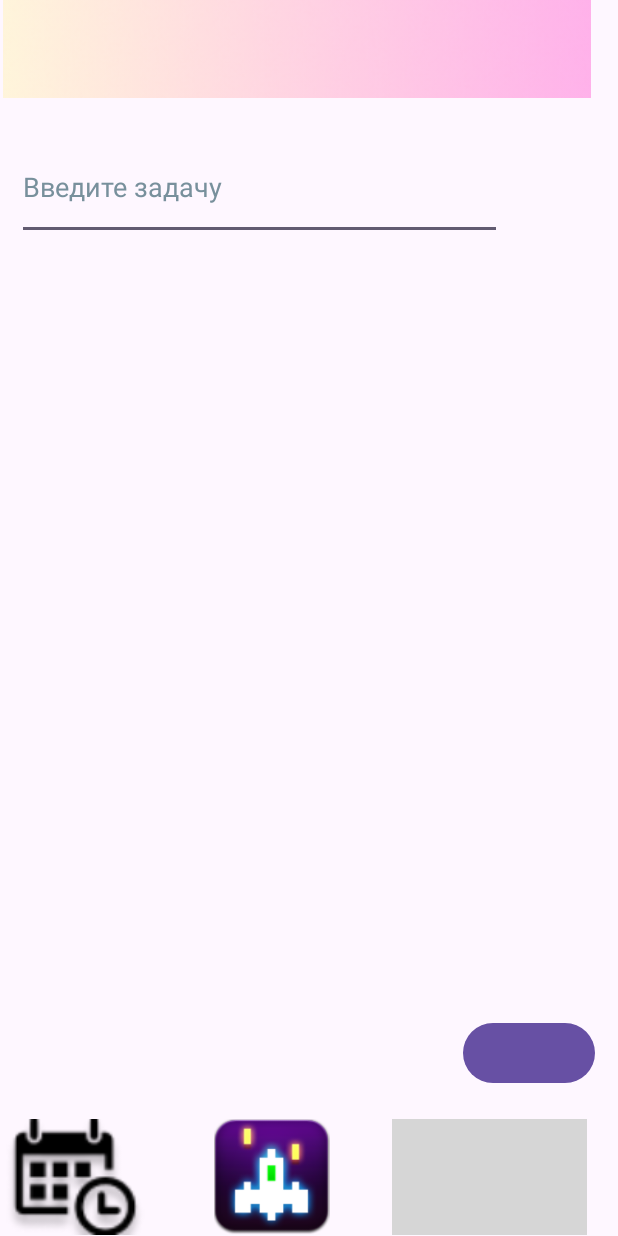
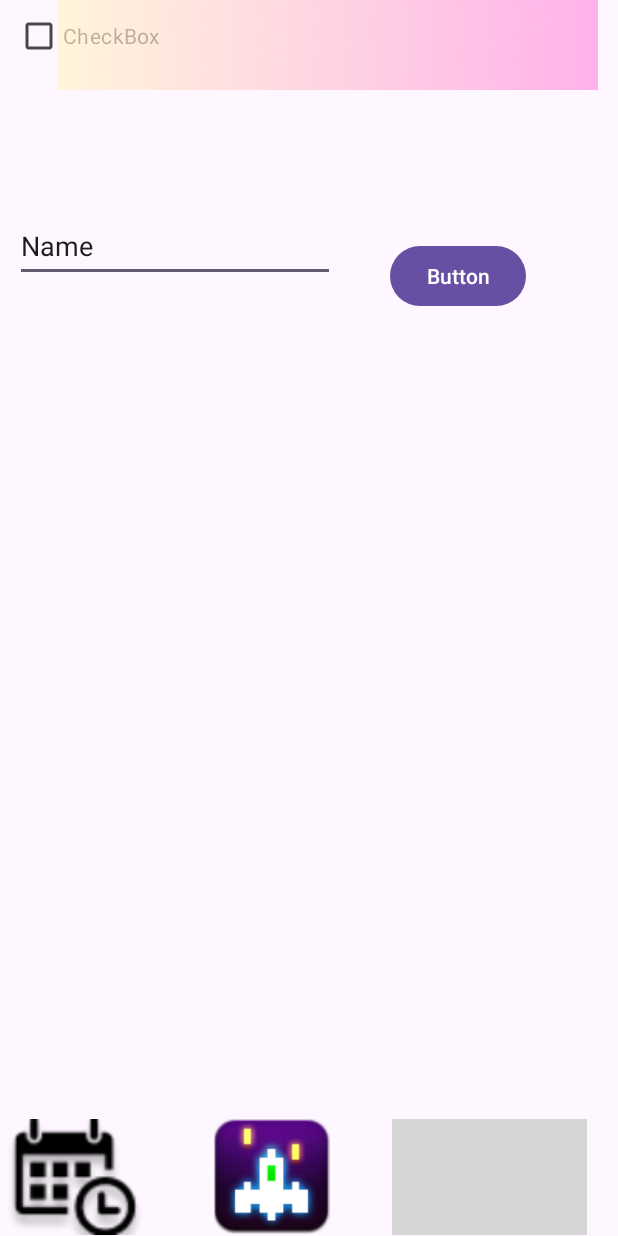
Before and after one commit to Diana3215/ProjectMIREA, an Android app: the screen it shows after launch (MainActivity), on a phone screen of 412 x 824 dp. Run offline under Robolectric (Android 15) with nearby library versions, the phone set to English and light mode, and no system bars; our stand-ins replace Firebase (no records; nobody signed in at launch, a user with empty details on screens opened directly); grey boxes are pictures that could not be loaded.

Commit message:
Firestore + Fragments

```diff
--- a/app/src/main/java/com/example/projectmirea/MainActivity.java
+++ b/app/src/main/java/com/example/projectmirea/MainActivity.java
@@ -1,11 +1,7 @@
 package com.example.projectmirea;
 
 import android.annotation.SuppressLint;
-import android.content.Intent;
 import android.os.Bundle;
-import android.widget.Button;
-import android.widget.CheckBox;
-import android.widget.EditText;
 import android.widget.ImageView;
 
 import androidx.activity.EdgeToEdge;
@@ -13,23 +9,22 @@ import androidx.appcompat.app.AppCompatActivity;
 import androidx.core.graphics.Insets;
 import androidx.core.view.ViewCompat;
 import androidx.core.view.WindowInsetsCompat;
-import androidx.recyclerview.widget.LinearLayoutManager;
-import androidx.recyclerview.widget.RecyclerView;
+import androidx.fragment.app.Fragment;
+import androidx.fragment.app.FragmentTransaction;
 
-import java.util.ArrayList;
-import java.util.List;
+import com.google.firebase.firestore.FirebaseFirestore;
 
 public class MainActivity extends AppCompatActivity {
 
     // ПЕРЕМЕННЫЕ
 
-
     private TaskAdapter adapter;
-    private List<Task> taskList;
-    private EditText editTextTask;
     public ImageView calendar;
     public  ImageView profile;
-    private CheckBox checkBox;
+    public  ImageView menu;
+
+    public MainActivity() {
+    }
 
     @SuppressLint({"MissingInflatedId", "WrongViewCast", "NotifyDataSetChanged"})
     @Override
@@ -45,63 +40,36 @@ public class MainActivity extends AppCompatActivity {
 
 
         //АЙДИШНИКИ
-        RecyclerView recyclerView = findViewById(R.id.recycler_view);
-        Button addButton = findViewById(R.id.taskbutton);
-        editTextTask = findViewById(R.id.edit_text_task);
         calendar = findViewById(R.id.calendar);
         profile = findViewById(R.id.profile);
+        menu = findViewById(R.id.menu);
         ProfilePoints UserProfile = new ProfilePoints();
-        CheckBox checkBox = findViewById(R.id.checkbox);
+        CalendarFragment1 calendarFragment1 = new CalendarFragment1();
+        TaskFragment taskFragment = new TaskFragment();
+
+        FirebaseFirestore db = ReminderFirestoreHelper.getInstance();
 
 
+        if (savedInstanceState == null) {
+            setNewFragment(taskFragment);
+        }
 
-
-        // создание списка с задачами
-        taskList = new ArrayList<>();
-        // Создание и установка адаптера
-        adapter = new TaskAdapter(taskList, this);
-        recyclerView.setLayoutManager(new LinearLayoutManager(this));
-        recyclerView.setAdapter(adapter);
-
-
-        addButton.setOnClickListener(v -> {
-            String taskText = editTextTask.getText().toString();
-            if(!taskText.isEmpty()){
-                Task newTask = new Task(taskText);
-                taskList.add(newTask);
-                adapter.notifyDataSetChanged();
-                editTextTask.setText("");
-            }
-            Task newTask = new Task("Новая задача");
-            taskList.add(newTask);
-            adapter.notifyDataSetChanged();
-        });
-
-        checkBox.setOnClickListener(v -> {
-            if (checkBox.isChecked()) {
-                UserProfile.addPoints(1);
-                Intent intent = new Intent(MainActivity.this, ProfileActivity.class);
-                intent.putExtra("progress", UserProfile.getPoints());
-                startActivity(intent);
-
-            }
-        });
-
-
-
-        calendar.setOnClickListener(v -> {
-            Intent intentCalendar = new Intent(MainActivity.this, CalendarActivity.class);
-            startActivity(intentCalendar);
-        });
-        profile.setOnClickListener(v -> {
-            Intent intent = new Intent(MainActivity.this, ProfileActivity.class);
-            startActivity(intent);
-        });
+        calendar.setOnClickListener(v -> setNewFragment(calendarFragment1));
+        menu.setOnClickListener(v -> setNewFragment(taskFragment));
 
 
     }
 
+    private void setNewFragment(Fragment fragment) {
+        FragmentTransaction ft = getSupportFragmentManager().beginTransaction();
+        ft.replace(R.id.framelayout, fragment);
+        ft.addToBackStack(null);
+        ft.commit();
+
     }
+
+}
+
 class ProfilePoints{
     public int points;
     public ProfilePoints(){
--- a/app/src/main/java/com/example/projectmirea/TaskAdapter.java
+++ b/app/src/main/java/com/example/projectmirea/TaskAdapter.java
@@ -15,11 +15,13 @@ import java.util.List;
 public class TaskAdapter extends RecyclerView.Adapter<TaskAdapter.TaskViewHolder>{
 
 
-    private List<Task> taskList;
+    private List<TaskReminder> taskReminderList;
     private Context context;
+    private int checkedPosition = RecyclerView.NO_POSITION;
 
-    public TaskAdapter(List<Task> taskList, Context context){
-        this.taskList = taskList;
+
+    public TaskAdapter(List<TaskReminder> taskReminderList, Context context){
+        this.taskReminderList = taskReminderList;
         this.context = context;
     }
     @NonNull
@@ -31,13 +33,25 @@ public class TaskAdapter extends RecyclerView.Adapter<TaskAdapter.TaskViewHolder
 
     @Override
     public void onBindViewHolder(@NonNull TaskViewHolder holder, int position) {
-        Task task = taskList.get(position);
-        holder.taskTextView.setText(task.getName());
+        TaskReminder taskReminder = taskReminderList.get(position);
+        holder.taskTextView.setText(taskReminder.getName());
+
+        // Устанавливаем состояние чекбокса на основе позиции элемента
+        holder.checkBoxTask.setChecked(position == checkedPosition);
+
+        // Устанавливаем слушатель изменения состояния чекбокса
+        holder.checkBoxTask.setOnCheckedChangeListener((buttonView, isChecked) -> {
+            if (isChecked) {
+                // Сохраняем позицию выбранного элемента
+                checkedPosition = holder.getAdapterPosition();
+            }
+        });
     }
+
 
     @Override
     public int getItemCount() {
-        return taskList.size();
+        return taskReminderList.size();
     }
 
     static class TaskViewHolder extends RecyclerView.ViewHolder {
@@ -50,5 +64,18 @@ public class TaskAdapter extends RecyclerView.Adapter<TaskAdapter.TaskViewHolder
             taskTextView = itemView.findViewById(R.id.task_text_view);
         }
     }
+    public int getCheckedPosition() {
+        return checkedPosition;
+    }
+
+    public String getTaskItemId(int position) {
+        if (position != RecyclerView.NO_POSITION) {
+            TaskReminder task = taskReminderList.get(position);
+            return task.getId();
+        } else {
+            return null;
+        }
+    }
+
 
 }
--- /dev/null
+++ b/app/src/main/java/com/example/projectmirea/TaskFragment.java
@@ -0,0 +1,146 @@
+package com.example.projectmirea;
+
+import android.os.Bundle;
+import android.util.Log;
+import android.view.LayoutInflater;
+import android.view.View;
+import android.view.ViewGroup;
+import android.widget.Button;
+import android.widget.CheckBox;
+import android.widget.EditText;
+import android.widget.FrameLayout;
+
+import androidx.activity.EdgeToEdge;
+import androidx.fragment.app.Fragment;
+import androidx.recyclerview.widget.LinearLayoutManager;
+import androidx.recyclerview.widget.RecyclerView;
+
+import com.google.firebase.firestore.FirebaseFirestore;
+
+import java.util.ArrayList;
+import java.util.HashMap;
+import java.util.List;
+import java.util.Map;
+
+/**
+ * A simple {@link Fragment} subclass.
+ * Use the {@link TaskFragment#newInstance} factory method to
+ * create an instance of this fragment.
+ */
+public class TaskFragment extends Fragment {
+    private FirebaseFirestore db;
+    private TaskAdapter adapter;
+    private List<TaskReminder> taskList;
+    private EditText editTextTask;
+    private FrameLayout frameLayout;
+
+    public TaskFragment() {
+        // Required empty public constructor
+    }
+    public static TaskFragment newInstance(String param1, String param2) {
+        TaskFragment fragment = new TaskFragment();
+        Bundle args = new Bundle();
+        return fragment;
+    }
+
+    @Override
+    public void onCreate(Bundle savedInstanceState) {
+        super.onCreate(savedInstanceState);
+    }
+
+    @Override
+    public View onCreateView(LayoutInflater inflater, ViewGroup container,
+                             Bundle savedInstanceState) {
+
+
+        View view = inflater.inflate(R.layout.fragment_task, container, false);
+        EdgeToEdge.enable(requireActivity());
+
+        RecyclerView recyclerView = view.findViewById(R.id.recycle_view);
+        Button addButton = view.findViewById(R.id.button);
+        editTextTask = view.findViewById(R.id.editTextText);
+        ProfilePoints UserProfile = new ProfilePoints();
+        CheckBox checkBox = view.findViewById(R.id.checkBox1);
+
+
+        db = ReminderFirestoreHelper.getInstance();
+
+        taskList = new ArrayList<>();
+        adapter = new TaskAdapter(taskList, getContext());
+        recyclerView.setLayoutManager(new LinearLayoutManager(getContext()));
+        recyclerView.setAdapter(adapter);
+
+        addButton.setOnClickListener(v -> {
+            String taskText = editTextTask.getText().toString();
+            if (!taskText.isEmpty()) {
+                TaskReminder newTask = new TaskReminder(taskText);
+                taskList.add(newTask);
+                adapter.notifyDataSetChanged();
+
+                Map<String, Object> taskData = new HashMap<>();
+                taskData.put("title", newTask.getName());
+
+                db.collection("tasks")
+                        .add(taskData)
+                        .addOnSuccessListener(documentReference -> {
+                            Log.d("MainFragment", "TaskReminder added with ID: " + documentReference.getId());
+                        })
+                        .addOnFailureListener(e -> {
+                            Log.e("MainFragment", "Error adding task", e);
+                        });
+
+                editTextTask.setText("");
+            } else {
+                TaskReminder newTask = new TaskReminder("Новая задача");
+                taskList.add(newTask);
+                adapter.notifyDataSetChanged();
+            }
+        });
+
+        checkBox.setOnCheckedChangeListener((buttonView, isChecked) -> {
+            if (isChecked) {
+                int position = adapter.getCheckedPosition();
+                if (position != RecyclerView.NO_POSITION) {
+                    taskList.remove(position);
+                    adapter.notifyItemRemoved(position);
+
+                    String taskId = String.valueOf(adapter.getTaskItemId(position));
+                    if (taskId != null) {
+                        db.collection("tasks").document(taskId)
+                                .delete()
+                                .addOnSuccessListener(aVoid -> Log.d("MainFragment", "Task deleted successfully"))
+                                .addOnFailureListener(e -> Log.e("MainFragment", "Error deleting task", e));
+                    } else {
+                        Log.e("MainFragment", "Error deleting task: taskId is null or empty");
+                    }
+                }
+            }
+        });
+
+
+
+
+        return view;
+    }
+
+
+
+//    private void updateProgressBar(int points) {
+//        ProgressBar progressBar = requireView().findViewById(R.id.progressBar);
+//        progressBar.setProgress(points);
+//    }
+
+
+class ProfilePoints {
+    public int points;
+    public ProfilePoints() {
+        this.points = 0;
+    }
+    public int getPoints() {
+        return points;
+    }
+    public void addPoints(int pointsToAdd) {
+        points += pointsToAdd;
+    }
+}
+}
--- a/app/src/main/res/layout/activity_main.xml
+++ b/app/src/main/res/layout/activity_main.xml
@@ -6,6 +6,25 @@
     android:layout_width="match_parent"
     android:layout_height="match_parent"
     tools:context=".MainActivity">
+
+    <FrameLayout
+        android:id="@+id/framelayout"
+        android:layout_width="392dp"
+        android:layout_height="733dp"
+        app:layout_constraintEnd_toEndOf="parent"
+        app:layout_constraintStart_toStartOf="parent"
+        app:layout_constraintTop_toTopOf="parent">
+
+    </FrameLayout>
+    <FrameLayout
+        android:id="@+id/framelayout_calendar"
+        android:layout_width="392dp"
+        android:layout_height="733dp"
+        app:layout_constraintEnd_toEndOf="parent"
+        app:layout_constraintStart_toStartOf="parent"
+        app:layout_constraintTop_toTopOf="parent">
+
+    </FrameLayout>
 
     <LinearLayout
         android:id="@+id/linearLayout"
@@ -54,66 +73,9 @@
             tools:srcCompat="@drawable/android_contact_icon_icons_com_50531" />
     </LinearLayout>
 
-    <Button
-        android:id="@+id/taskbutton"
-        android:layout_width="wrap_content"
-        android:layout_height="wrap_content"
-        android:layout_marginBottom="20dp"
-        android:clickable="true"
-        android:contentDescription="@string/floatingactionbar"
-        android:focusable="true"
-        app:layout_constraintBottom_toTopOf="@+id/linearLayout"
-        app:layout_constraintEnd_toEndOf="parent"
-        app:layout_constraintHorizontal_bias="0.952"
-        app:layout_constraintStart_toStartOf="parent"
-        tools:ignore="DuplicateSpeakableTextCheck" />
-
-    <ImageView
-        android:id="@+id/imageView2"
-        android:layout_width="395dp"
-        android:layout_height="65dp"
-        android:contentDescription="@string/top_bar"
-        app:layout_constraintEnd_toEndOf="parent"
-        app:layout_constraintHorizontal_bias="0.0"
-        app:layout_constraintStart_toStartOf="parent"
-        app:layout_constraintTop_toTopOf="parent"
-        app:srcCompat="@drawable/rectangle_2"
-        tools:ignore="ImageContrastCheck" />
-
-    <LinearLayout
-        android:id="@+id/linertask"
-        android:layout_width="393dp"
-        android:layout_height="557dp"
-        android:orientation="vertical"
-        android:layout_marginTop="70dp"
-        android:layout_marginBottom="240dp"
-        app:layout_constraintBottom_toTopOf="@+id/taskbutton"
-        app:layout_constraintTop_toBottomOf="@+id/imageView2"
-        app:layout_constraintVertical_bias="0.224"
-        tools:ignore="MissingConstraints,VisualLintBounds"
-        tools:layout_editor_absoluteX="-3dp">
 
 
-        <EditText
-            android:id="@+id/edit_text_task"
-            android:layout_width="323dp"
-            android:layout_height="70dp"
-            android:layout_margin="11dp"
-            android:hint="@string/Task"
-            android:textColorHint="#78909C"
-            android:autofillHints=""
-             />
 
-        <androidx.recyclerview.widget.RecyclerView
-            android:id="@+id/recycler_view"
-            android:layout_width="383dp"
-            android:layout_height="466dp" />
-        <CheckBox
-            android:id="@+id/checkbox"
-            android:layout_width="wrap_content"
-            android:layout_height="wrap_content"
-            android:text="Checkbox" />
 
-    </LinearLayout>
 
 </androidx.constraintlayout.widget.ConstraintLayout>
--- /dev/null
+++ b/app/src/main/res/layout/fragment_task.xml
@@ -0,0 +1,55 @@
+<?xml version="1.0" encoding="utf-8"?>
+<FrameLayout xmlns:android="http://schemas.android.com/apk/res/android"
+    xmlns:app="http://schemas.android.com/apk/res-auto"
+    xmlns:tools="http://schemas.android.com/tools"
+    android:layout_width="match_parent"
+    android:layout_height="match_parent"
+    tools:context=".TaskFragment">
+
+    <!-- TODO: Update blank fragment layout -->
+
+    <EditText
+        android:id="@+id/editTextText"
+        android:layout_width="wrap_content"
+        android:layout_height="wrap_content"
+        android:layout_marginTop="140dp"
+        android:ems="10"
+        android:inputType="text"
+        android:minHeight="48dp"
+        android:text="Name" />
+
+    <CheckBox
+        android:id="@+id/checkBox"
+        android:layout_width="wrap_content"
+        android:layout_height="wrap_content"
+        android:text="CheckBox" />
+
+    <ImageView
+        android:id="@+id/imageView"
+        android:layout_width="417dp"
+        android:layout_height="wrap_content"
+        android:src="@drawable/rectangle_2" />
+
+    <Button
+        android:id="@+id/button"
+        android:layout_width="wrap_content"
+        android:layout_height="wrap_content"
+        android:layout_marginStart="250dp"
+        android:layout_marginTop="160dp"
+
+        android:text="Button"/>
+
+    <androidx.recyclerview.widget.RecyclerView
+        android:id="@+id/recycle_view"
+        android:layout_width="match_parent"
+        android:layout_height="434dp"
+        android:layout_marginTop="220dp" />
+
+    <CheckBox
+        android:id="@+id/checkBox1"
+        android:layout_width="0dp"
+        android:layout_marginTop="1000dp"
+        android:layout_height="0dp"
+        android:text="Задание выполнено" />
+
+</FrameLayout>
--- a/app/src/main/res/values/strings.xml
+++ b/app/src/main/res/values/strings.xml
@@ -8,4 +8,6 @@
     <string name="Задача">Задача выполнена</string>
     <string name="Task">Введите задачу</string>
     <string name="button">Button</string>
+    <!-- TODO: Remove or change this placeholder text -->
+    <string name="hello_blank_fragment">Hello blank fragment</string>
 </resources>
--- a/gradle/libs.versions.toml
+++ b/gradle/libs.versions.toml
@@ -11,6 +11,9 @@ googleServices = "4.4.1"
 firebaseDatabase = "21.0.0"
 firebaseFirestore = "25.0.0"
 playServicesTasks = "18.1.0"
+legacySupportV4 = "1.0.0"
+lifecycleLivedataKtx = "2.7.0"
+lifecycleViewmodelKtx = "2.7.0"
 
 [libraries]
 junit = { group = "junit", name = "junit", version.ref = "junit" }
@@ -24,6 +27,9 @@ google-services = { group = "com.google.gms", name = "google-services", version.
 firebase-database = { group = "com.google.firebase", name = "firebase-database", version.ref = "firebaseDatabase" }
 firebase-firestore = { group = "com.google.firebase", name = "firebase-firestore", version.ref = "firebaseFirestore" }
 play-services-tasks = { group = "com.google.android.gms", name = "play-services-tasks", version.ref = "playServicesTasks" }
+legacy-support-v4 = { group = "androidx.legacy", name = "legacy-support-v4", version.ref = "legacySupportV4" }
+lifecycle-livedata-ktx = { group = "androidx.lifecycle", name = "lifecycle-livedata-ktx", version.ref = "lifecycleLivedataKtx" }
+lifecycle-viewmodel-ktx = { group = "androidx.lifecycle", name = "lifecycle-viewmodel-ktx", version.ref = "lifecycleViewmodelKtx" }
 
 [plugins]
 androidApplication = { id = "com.android.application", version.ref = "agp" }
```
Also changed, not shown: app/build.gradle.kts (+15 -2 lines), app/src/main/java/com/example/projectmirea/CalendarFragment1.java (renamed from app/src/main/java/com/example/projectmirea/CalendarActivity.java, +61 -37 lines), app/src/main/java/com/example/projectmirea/ProfileActivity.java (deleted, +0 -57 lines), app/src/main/java/com/example/projectmirea/ReminderFirestoreHelper.java (added, +55 -0 lines), app/src/main/java/com/example/projectmirea/Task.java (deleted, +0 -19 lines), app/src/main/java/com/example/projectmirea/TaskReminder.java (added, +17 -0 lines), app/src/main/res/layout/fragment_calendar1.xml (added, +74 -0 lines), 3 other files.
